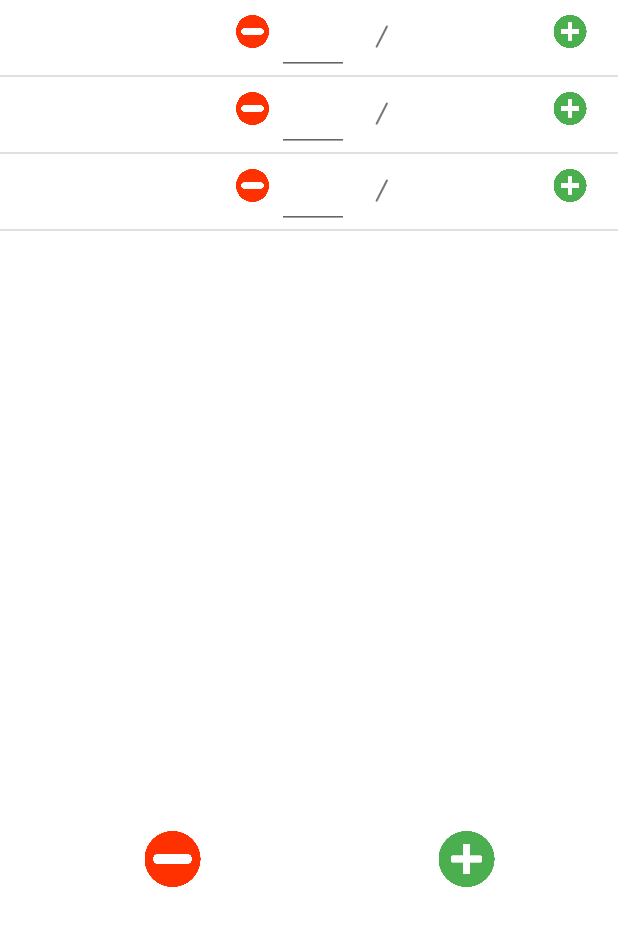
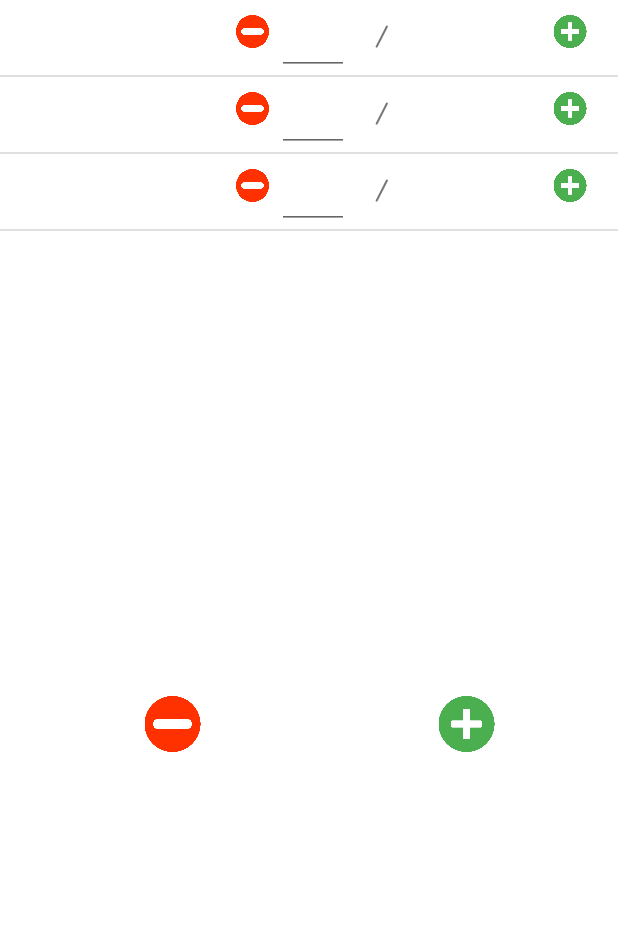
Before and after one commit to arburk/vscp, an Android app: the layout fragment_round_settings.xml on its own in the app's theme, with its tools: preview values and no code run, on a phone screen of 412 x 824 dp. Shown: the top 926 px of the screen. Run offline under Robolectric (Android 15) with nearby library versions, the phone set to English and light mode, and no system bars.

Commit message:
Fixed displaying issues on different devices

```diff
--- a/app/src/main/java/com/github/arburk/vscp/app/service/TimerService.kt
+++ b/app/src/main/java/com/github/arburk/vscp/app/service/TimerService.kt
@@ -208,8 +208,7 @@ class TimerService : Service(), SharedPreferences.OnSharedPreferenceChangeListen
   }
 
   private fun resetTimerTaskToMaxTime() {
-    // TODO: remove -50 after testing
-    remainingSeconds = config.minPerRound * 60 - 50
+    remainingSeconds = config.minPerRound * 60
     updateViewModels()
   }
 
--- a/app/src/main/res/layout/fragment_round_settings.xml
+++ b/app/src/main/res/layout/fragment_round_settings.xml
@@ -4,21 +4,25 @@
     xmlns:tools="http://schemas.android.com/tools"
     android:orientation="vertical"
     android:id="@+id/rounds_table"
-    android:layout_width="match_parent"
-    android:layout_height="match_parent"
+    android:layout_width="fill_parent"
+    android:layout_height="fill_parent"
+    android:scrollbars="vertical"
+    android:scrollIndicators="right"
     tools:context=".activity.RoundSettings">
 
   <ListView
       android:id="@+id/rounds_row_list_view"
       tools:listitem="@layout/round_settings_row"
+      android:scrollbars="vertical"
       android:layout_width="match_parent"
-      android:layout_height="550dp"/>
+      android:layout_height="@dimen/list_view_rounds_height"/>
 
   <LinearLayout
       android:orientation="horizontal"
       android:id="@+id/add_remove_layout"
+      android:paddingTop="10dp"
       android:layout_width="match_parent"
-      android:layout_height="50dp">
+      android:layout_height="wrap_content">
 
     <ImageButton
         android:id="@+id/remove_last_blind_button"
--- a/app/src/main/res/layout/timer.xml
+++ b/app/src/main/res/layout/timer.xml
@@ -18,7 +18,7 @@
   <TableRow
       android:layout_width="match_parent"
       android:layout_height="match_parent"
-      android:paddingTop="50dp">
+      android:paddingTop="@dimen/table_row_poker_timer_play_pause_padding_top">
 
     <ImageButton
         android:id="@+id/prev_blind"
@@ -96,7 +96,7 @@
       android:text="big"
       android:layout_width="match_parent"
       android:textSize="@dimen/timer_button_next_prev_text_size"
-      android:padding="50dp"
+      android:paddingTop="@dimen/tv_big_blind_padding_top"
       android:fontFamily="@font/dosis_extrabold"
       android:textAlignment="center"/>
 
@@ -106,7 +106,6 @@
       android:layout_height="wrap_content"
       android:layout_gravity="bottom|end"
       android:layout_marginEnd="@dimen/fab_margin"
-      android:layout_marginBottom="16dp"
       android:backgroundTint="@color/purple_500"
       android:src="@drawable/edit_pen"
       android:contentDescription="@string/btn_desc_blind_config"/>
--- /dev/null
+++ b/app/src/main/res/values-h1200dp/dimens.xml
@@ -0,0 +1,6 @@
+<?xml version="1.0" encoding="utf-8"?>
+<resources>
+  <dimen name="table_row_poker_timer_play_pause_padding_top">50dp</dimen>
+  <dimen name="tv_big_blind_padding_top">50dp</dimen>
+  <dimen name="list_view_rounds_height">600dp</dimen>
+</resources>
--- a/app/src/main/res/values/dimens.xml
+++ b/app/src/main/res/values/dimens.xml
@@ -1,7 +1,10 @@
 <resources>
   <dimen name="fab_margin">16dp</dimen>
-  <dimen name="timer_button_play_pause_width">14dp</dimen>
+  <dimen name="timer_button_play_pause_width">30dp</dimen>
   <dimen name="timer_button_play_pause_margin">20dp</dimen>
   <dimen name="timer_button_next_prev_text_size">96sp</dimen>
   <dimen name="timer_button_next_prev_padding">25dp</dimen>
+  <dimen name="table_row_poker_timer_play_pause_padding_top">10dp</dimen>
+  <dimen name="tv_big_blind_padding_top">30dp</dimen>
+  <dimen name="list_view_rounds_height">450dp</dimen>
 </resources>
```
